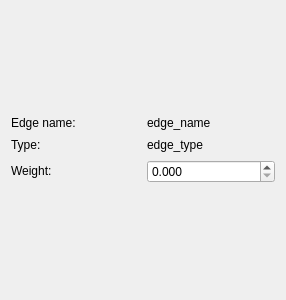
The window that ui/edge_parametizer.ui (azzzile/sber_RLab) describes before a commit, drawn with Qt 5.
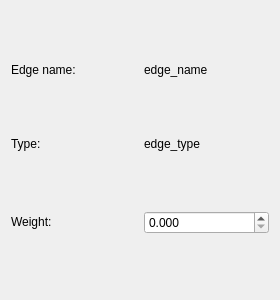
The same window after the commit.

Patch:
```diff
--- a/ui/edge_parametizer.ui
+++ b/ui/edge_parametizer.ui
@@ -6,26 +6,56 @@
    <rect>
     <x>0</x>
     <y>0</y>
-    <width>286</width>
+    <width>280</width>
     <height>300</height>
    </rect>
   </property>
+  <property name="sizePolicy">
+   <sizepolicy hsizetype="Preferred" vsizetype="Fixed">
+    <horstretch>0</horstretch>
+    <verstretch>0</verstretch>
+   </sizepolicy>
+  </property>
   <property name="windowTitle">
    <string>Form</string>
   </property>
   <layout class="QGridLayout" name="gridLayout">
-   <item row="0" column="0">
-    <layout class="QGridLayout" name="gridLayout_2">
      <property name="spacing">
       <number>8</number>
      </property>
+   <item row="1" column="0">
+    <widget class="QLabel" name="t_label_2">
+     <property name="sizePolicy">
+      <sizepolicy hsizetype="Preferred" vsizetype="Fixed">
+       <horstretch>0</horstretch>
+       <verstretch>0</verstretch>
+      </sizepolicy>
+     </property>
+     <property name="text">
+      <string>Type:</string>
+     </property>
+    </widget>
+   </item>
+   <item row="0" column="0">
+    <widget class="QLabel" name="t_label">
+     <property name="sizePolicy">
+      <sizepolicy hsizetype="Preferred" vsizetype="Fixed">
+       <horstretch>0</horstretch>
+       <verstretch>0</verstretch>
+      </sizepolicy>
+     </property>
+     <property name="text">
+      <string>Edge name:</string>
+     </property>
+    </widget>
+   </item>
      <item row="0" column="1">
       <widget class="QLabel" name="edgeName_label">
        <property name="enabled">
         <bool>true</bool>
        </property>
        <property name="sizePolicy">
-        <sizepolicy hsizetype="Preferred" vsizetype="Preferred">
+      <sizepolicy hsizetype="Preferred" vsizetype="Fixed">
          <horstretch>0</horstretch>
          <verstretch>0</verstretch>
         </sizepolicy>
@@ -44,7 +74,7 @@
      <item row="1" column="1">
       <widget class="QLabel" name="edgeType_label">
        <property name="sizePolicy">
-        <sizepolicy hsizetype="Preferred" vsizetype="Preferred">
+      <sizepolicy hsizetype="Preferred" vsizetype="Fixed">
          <horstretch>0</horstretch>
          <verstretch>0</verstretch>
         </sizepolicy>
@@ -54,53 +84,25 @@
        </property>
       </widget>
      </item>
+   <item row="2" column="0">
+    <widget class="QLabel" name="t_label_3">
+     <property name="sizePolicy">
+      <sizepolicy hsizetype="Preferred" vsizetype="Fixed">
+       <horstretch>0</horstretch>
+       <verstretch>0</verstretch>
+      </sizepolicy>
+     </property>
+     <property name="text">
+      <string>Weight:</string>
+     </property>
+    </widget>
+   </item>
      <item row="2" column="1">
       <widget class="QDoubleSpinBox" name="weight_spinBox">
        <property name="decimals">
         <number>3</number>
        </property>
       </widget>
-     </item>
-     <item row="0" column="0">
-      <widget class="QLabel" name="t_label">
-       <property name="sizePolicy">
-        <sizepolicy hsizetype="Preferred" vsizetype="Fixed">
-         <horstretch>0</horstretch>
-         <verstretch>0</verstretch>
-        </sizepolicy>
-       </property>
-       <property name="text">
-        <string>Edge name:</string>
-       </property>
-      </widget>
-     </item>
-     <item row="1" column="0">
-      <widget class="QLabel" name="t_label_2">
-       <property name="sizePolicy">
-        <sizepolicy hsizetype="Preferred" vsizetype="Fixed">
-         <horstretch>0</horstretch>
-         <verstretch>0</verstretch>
-        </sizepolicy>
-       </property>
-       <property name="text">
-        <string>Type:</string>
-       </property>
-      </widget>
-     </item>
-     <item row="2" column="0">
-      <widget class="QLabel" name="t_label_3">
-       <property name="sizePolicy">
-        <sizepolicy hsizetype="Preferred" vsizetype="Fixed">
-         <horstretch>0</horstretch>
-         <verstretch>0</verstretch>
-        </sizepolicy>
-       </property>
-       <property name="text">
-        <string>Weight:</string>
-       </property>
-      </widget>
-     </item>
-    </layout>
    </item>
   </layout>
  </widget>
```
Left out of the diff: 4 changed lines with no effect on the pictures. Lines whose indentation alone changed are shown as unchanged.
